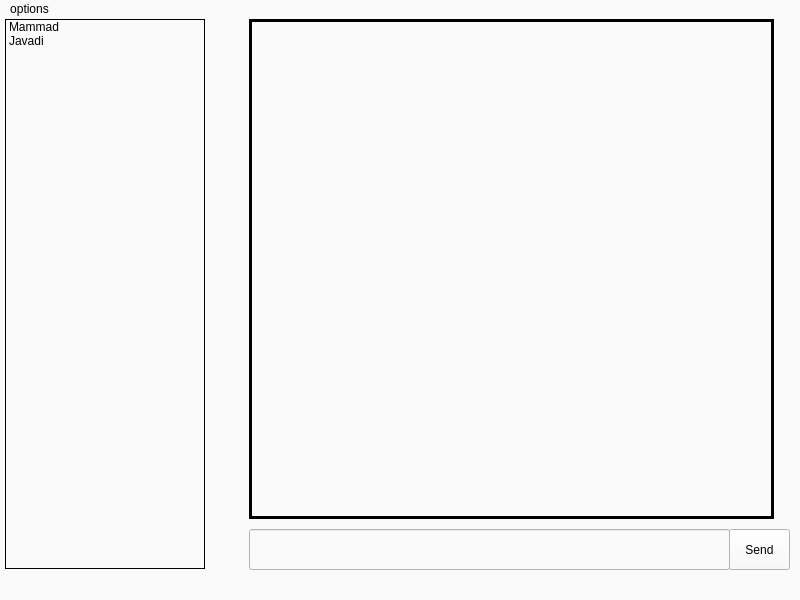
Before: the Qt Designer form Project_AA/safheasli.ui in AmirHasanTaban/IUT-Messanger, drawn with Qt 5.
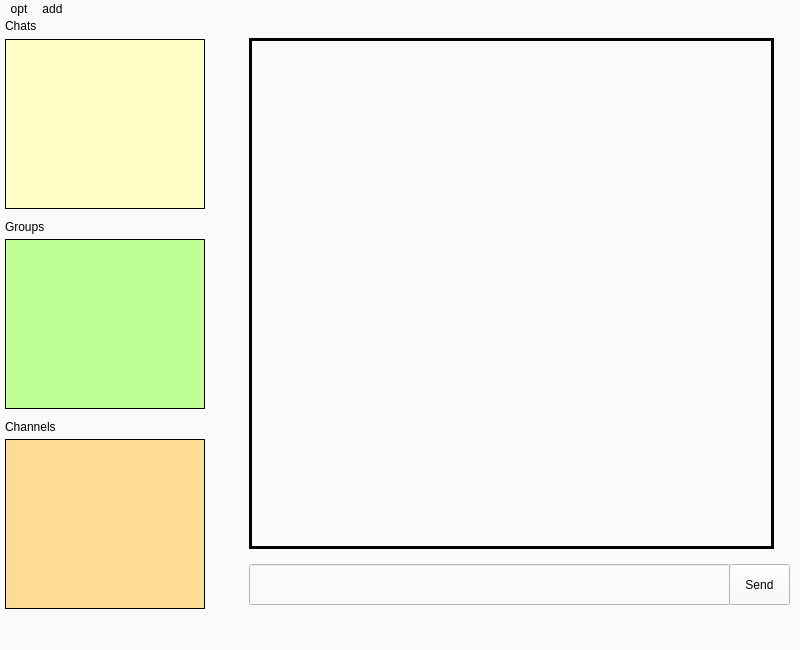
After: the same form once the commit is applied. Icons and pictures are not drawn.

```diff
--- a/Project_AA/safheasli.ui
+++ b/Project_AA/safheasli.ui
@@ -7,7 +7,7 @@
     <x>0</x>
     <y>0</y>
     <width>800</width>
-    <height>600</height>
+    <height>650</height>
    </rect>
   </property>
   <property name="windowTitle">
@@ -21,27 +21,20 @@
     <property name="geometry">
      <rect>
       <x>5</x>
-      <y>0</y>
+      <y>20</y>
       <width>200</width>
-      <height>550</height>
+      <height>170</height>
      </rect>
     </property>
+    <property name="styleSheet">
+     <string notr="true">background-color: rgb(255, 255, 200);</string>
+    </property>
     <property name="frameShape">
      <enum>QFrame::Box</enum>
     </property>
     <property name="frameShadow">
      <enum>QFrame::Plain</enum>
     </property>
-    <item>
-     <property name="text">
-      <string>Mammad</string>
-     </property>
-    </item>
-    <item>
-     <property name="text">
-      <string>Javadi</string>
-     </property>
-    </item>
    </widget>
    <widget class="QStackedWidget" name="stackedWidget">
     <property name="geometry">
@@ -57,9 +50,9 @@
       <property name="geometry">
        <rect>
         <x>30</x>
-        <y>0</y>
+        <y>19</y>
         <width>525</width>
-        <height>500</height>
+        <height>511</height>
        </rect>
       </property>
       <property name="frameShape">
@@ -86,7 +79,7 @@
       <property name="geometry">
        <rect>
         <x>510</x>
-        <y>510</y>
+        <y>545</y>
         <width>61</width>
         <height>41</height>
        </rect>
@@ -99,7 +92,7 @@
       <property name="geometry">
        <rect>
         <x>30</x>
-        <y>510</y>
+        <y>545</y>
         <width>481</width>
         <height>41</height>
        </rect>
@@ -108,6 +101,92 @@
     </widget>
     <widget class="QWidget" name="page_2"/>
    </widget>
+   <widget class="QListWidget" name="group_list">
+    <property name="geometry">
+     <rect>
+      <x>5</x>
+      <y>220</y>
+      <width>200</width>
+      <height>170</height>
+     </rect>
+    </property>
+    <property name="styleSheet">
+     <string notr="true">background-color: rgb(190, 255, 150);</string>
+    </property>
+    <property name="frameShape">
+     <enum>QFrame::Box</enum>
+    </property>
+    <property name="frameShadow">
+     <enum>QFrame::Plain</enum>
+    </property>
+   </widget>
+   <widget class="QListWidget" name="channel_list">
+    <property name="geometry">
+     <rect>
+      <x>5</x>
+      <y>420</y>
+      <width>200</width>
+      <height>170</height>
+     </rect>
+    </property>
+    <property name="styleSheet">
+     <string notr="true">background-color: rgb(255, 220, 150);</string>
+    </property>
+    <property name="frameShape">
+     <enum>QFrame::Box</enum>
+    </property>
+    <property name="frameShadow">
+     <enum>QFrame::Plain</enum>
+    </property>
+   </widget>
+   <widget class="QLabel" name="label">
+    <property name="geometry">
+     <rect>
+      <x>5</x>
+      <y>0</y>
+      <width>41</width>
+      <height>14</height>
+     </rect>
+    </property>
+    <property name="styleSheet">
+     <string notr="true">font: 700 12pt &quot;Segoe UI&quot;;</string>
+    </property>
+    <property name="text">
+     <string>Chats</string>
+    </property>
+   </widget>
+   <widget class="QLabel" name="label_2">
+    <property name="geometry">
+     <rect>
+      <x>5</x>
+      <y>200</y>
+      <width>71</width>
+      <height>16</height>
+     </rect>
+    </property>
+    <property name="styleSheet">
+     <string notr="true">font: 700 12pt &quot;Segoe UI&quot;;</string>
+    </property>
+    <property name="text">
+     <string>Groups</string>
+    </property>
+   </widget>
+   <widget class="QLabel" name="label_3">
+    <property name="geometry">
+     <rect>
+      <x>5</x>
+      <y>400</y>
+      <width>81</width>
+      <height>16</height>
+     </rect>
+    </property>
+    <property name="styleSheet">
+     <string notr="true">font: 700 12pt &quot;Segoe UI&quot;;</string>
+    </property>
+    <property name="text">
+     <string>Channels</string>
+    </property>
+   </widget>
   </widget>
   <widget class="QMenuBar" name="menubar">
    <property name="geometry">
@@ -120,11 +199,23 @@
    </property>
    <widget class="QMenu" name="menuoptions">
     <property name="title">
-     <string>options</string>
+     <string>opt</string>
     </property>
     <addaction name="actionLog_out"/>
    </widget>
+   <widget class="QMenu" name="menuadd">
+    <property name="title">
+     <string>add</string>
+    </property>
+    <addaction name="separator"/>
+    <addaction name="actionnew_chat"/>
+    <addaction name="actionnew_group"/>
+    <addaction name="actionnew_channel"/>
+    <addaction name="actionjoin_group"/>
+    <addaction name="actionjoin_channel"/>
+   </widget>
    <addaction name="menuoptions"/>
+   <addaction name="menuadd"/>
   </widget>
   <widget class="QStatusBar" name="statusbar"/>
   <action name="actionLog_out">
```
Left out of the diff: 29 changed lines with no effect on the pictures.
